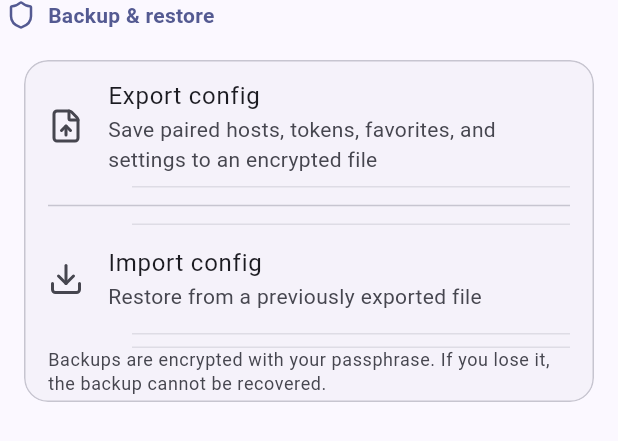
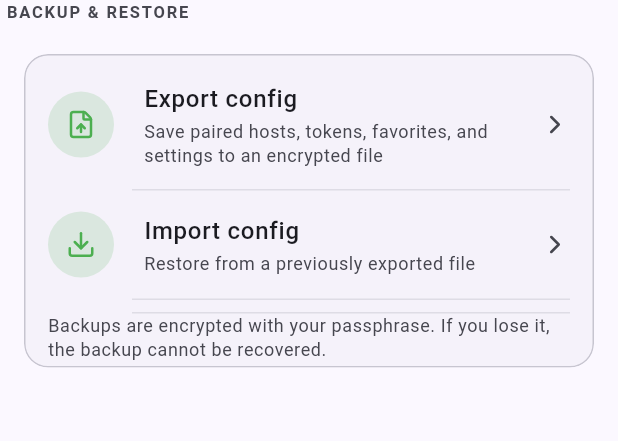
Before and after one commit to ZaidQamhieh/remote-file-explorer, a Flutter app: the BackupRestoreSection widget shown alone on an empty page, opened directly, on a phone screen of 412 x 824 dp. Shown: the top 441 px of the screen. Run offline on Flutter 3.47's test engine with Material 3 defaults, Android fonts, the phone set to English and light mode, and no system bars; drawn by our look-alikes of dynamic_color; our stand-ins replace battery_plus, chewie, connectivity_plus, dio, file_picker, flutter_local_notifications and 12 more; missing offline and left inert: cryptography, mobile_scanner, pdfx, photo_manager, receive_sharing_intent, workmanager; accounts and stored records are empty; network calls fail; statements that could not run were skipped.

Commit message:
fix: sync Backup & restore section with the rest of Transfers screen
Three bugs: bare ListTiles with no tonal badge (every sibling row on
the screen has one) -> converted to SettingsTile.nav. Nested
SettingsSection-inside-SettingsSection producing a duplicate header
above a duplicate card -> BackupRestoreSection is a complete section
already, drop the outer wrapper. Remaining icon-mode blue header
didn't match its plain-uppercase siblings (Transfers/Watched
Folders/History) -> dropped the icon param.

Co-Authored-By: Claude Sonnet 5 <noreply@anthropic.com>
Claude-Session: https://claude.ai/code/session_014AR463oa75aBV25qo4tjzw

```diff
--- a/app/lib/features/settings/transfers_backup_settings_screen.dart
+++ b/app/lib/features/settings/transfers_backup_settings_screen.dart
@@ -96,11 +96,7 @@ class TransfersBackupSettingsScreen extends ConsumerWidget {
             ],
           ),
           const SizedBox(height: Spacing.md),
-          SettingsSection(
-            title: 'Backup & restore',
-            padded: false,
-            children: const [BackupRestoreSection()],
-          ),
+          const BackupRestoreSection(),
         ],
       ),
     );
--- a/app/lib/features/settings/widgets/backup_restore_section.dart
+++ b/app/lib/features/settings/widgets/backup_restore_section.dart
@@ -14,6 +14,7 @@ import '../../../core/storage/host_store.dart';
 import '../../../core/theme/tokens.dart';
 import '../../../core/ui/feedback.dart';
 import 'settings_section.dart';
+import 'settings_tile.dart';
 import 'package:lucide_icons_flutter/lucide_icons.dart';
 
 /// **Backup & restore** (N1) — export the app's full local state (paired
@@ -28,21 +29,19 @@ class BackupRestoreSection extends ConsumerWidget {
     final scheme = Theme.of(context).colorScheme;
     return SettingsSection(
       title: context.l10n.backupRestoreSection,
-      icon: LucideIcons.shield,
       children: [
-        ListTile(
-          contentPadding: EdgeInsets.zero,
-          leading: const Icon(LucideIcons.fileUp),
-          title: Text(context.l10n.exportConfig),
-          subtitle: Text(context.l10n.exportConfigSubtitle),
+        SettingsTile.nav(
+          icon: LucideIcons.fileUp,
+          badgeColor: Colors.green,
+          title: context.l10n.exportConfig,
+          subtitle: context.l10n.exportConfigSubtitle,
           onTap: () => _exportConfig(context, ref),
         ),
-        const Divider(height: Spacing.lg),
-        ListTile(
-          contentPadding: EdgeInsets.zero,
-          leading: const Icon(LucideIcons.download),
-          title: Text(context.l10n.importConfig),
-          subtitle: Text(context.l10n.importConfigSubtitle),
+        SettingsTile.nav(
+          icon: LucideIcons.download,
+          badgeColor: Colors.green,
+          title: context.l10n.importConfig,
+          subtitle: context.l10n.importConfigSubtitle,
           onTap: () => _importConfig(context, ref),
         ),
         const SizedBox(height: Spacing.sm),
```
